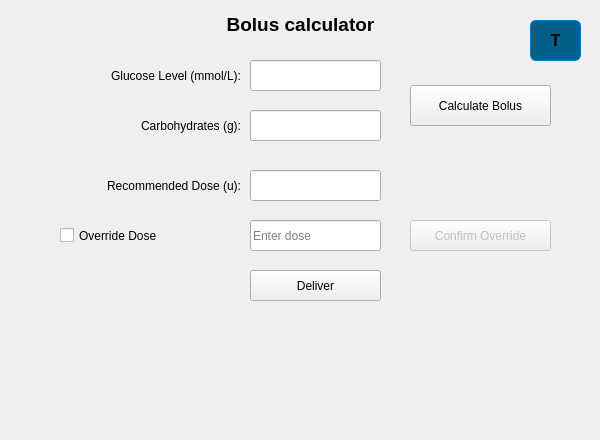
This is code/boluscalculator.ui in xHWAHx/InsulinPumpSimulator-Group35 as Qt 5 draws it before an edit. The edited form follows.
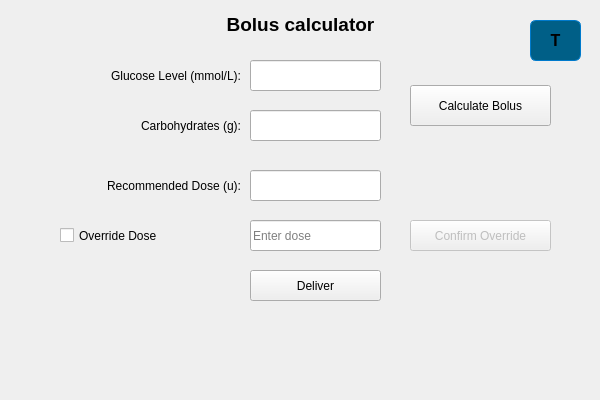
This is the edited form.

Diff of the .ui file:
```diff
--- a/code/boluscalculator.ui
+++ b/code/boluscalculator.ui
@@ -7,7 +7,7 @@
     <x>0</x>
     <y>0</y>
     <width>600</width>
-    <height>440</height>
+    <height>400</height>
    </rect>
   </property>
   <property name="windowTitle">
```
Left out of the diff: 30 changed lines with no effect on the pictures.
